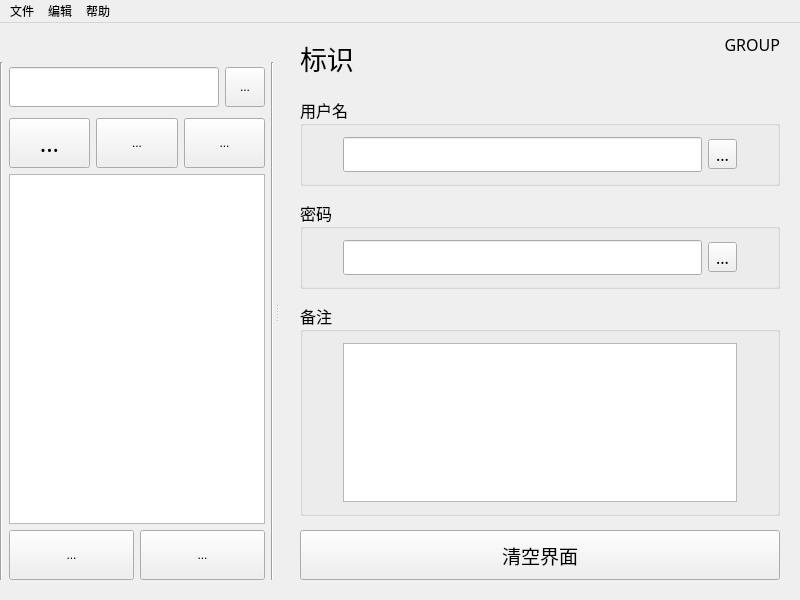
Before: the Qt Designer form qt_version/CipherManager/mainwindow.ui in Hermethus/CipherManager, drawn with Qt 5.
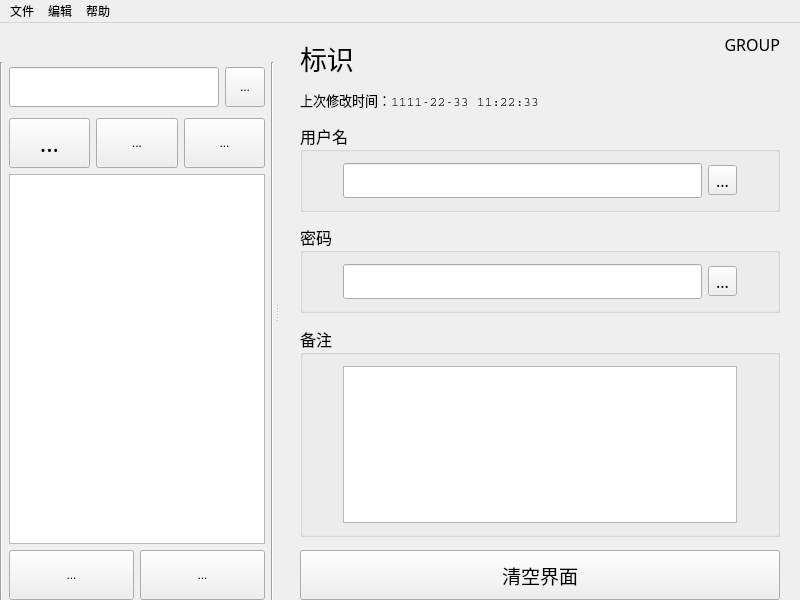
After: the same form once the commit is applied. Icons and pictures are not drawn.

The edit to the form file:
```diff
--- a/qt_version/CipherManager/mainwindow.ui
+++ b/qt_version/CipherManager/mainwindow.ui
@@ -85,7 +85,7 @@
         <number>20</number>
        </property>
        <property name="bottomMargin">
-        <number>20</number>
+        <number>0</number>
        </property>
        <item>
         <layout class="QVBoxLayout" name="verticalLayout_2">
@@ -190,6 +190,19 @@
            </layout>
           </widget>
          </item>
+         <item>
+          <widget class="QLabel" name="lastModifiedLabel">
+           <property name="font">
+            <font>
+             <family>Courier</family>
+             <pointsize>10</pointsize>
+            </font>
+           </property>
+           <property name="text">
+            <string>上次修改时间：1111-22-33 11:22:33</string>
+           </property>
+          </widget>
+         </item>
          <item>
           <spacer name="verticalSpacer_2">
            <property name="orientation">
@@ -612,7 +625,7 @@
       <number>0</number>
      </property>
      <property name="bottomMargin">
-      <number>20</number>
+      <number>0</number>
      </property>
      <item>
       <widget class="Line" name="line_2">
@@ -943,7 +956,7 @@
            <bool>true</bool>
           </property>
           <attribute name="headerVisible">
-           <bool>true</bool>
+           <bool>false</bool>
           </attribute>
          </widget>
         </item>
```
Left out of the diff: 2 changed lines with no effect on the pictures.
